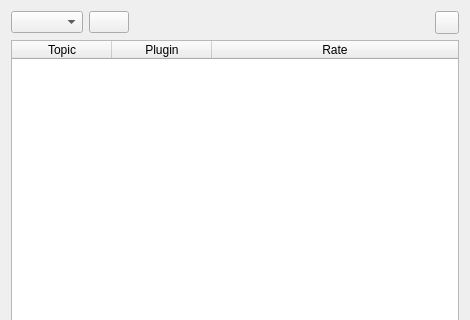
Qt form src/image_overlay.ui (ros-sports/rqt_image_overlay) before a commit; both pictures show x 0 to 470 and y 0 to 320 of the 470 by 578 pixel window.
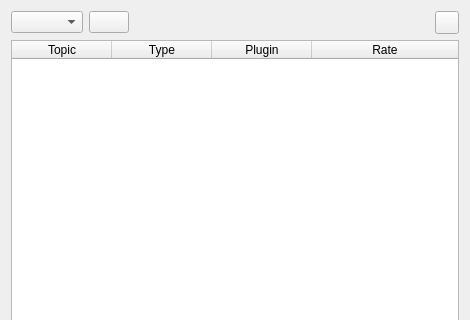
The same form after that commit. Icons and pictures are not drawn. Custom widgets are drawn as their Qt base class.

```diff
--- a/src/image_overlay.ui
+++ b/src/image_overlay.ui
@@ -86,6 +86,11 @@
         <string>Topic</string>
        </property>
       </column>
+      <column>
+       <property name="text">
+        <string>Type</string>
+       </property>
+      </column>
       <column>
        <property name="text">
         <string>Plugin</string>
```
